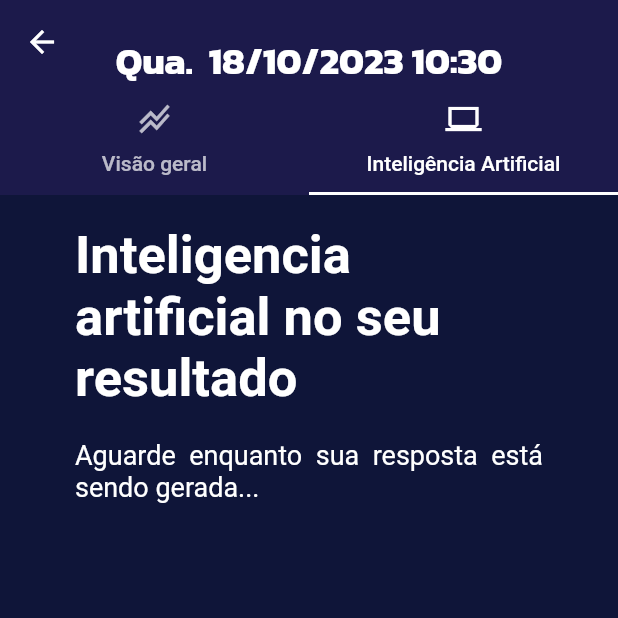
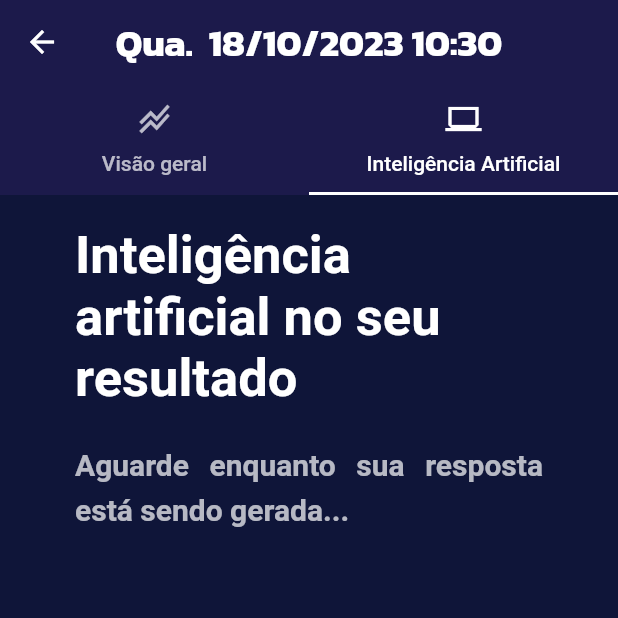
Before and after one commit to casertaPaulo/VitalAge, a Flutter app: the RegistroPage screen opened directly with empty values, tab 2 chosen, on a phone screen of 412 x 824 dp, the top half of it. Run offline on Flutter 3.47's test engine with Material 2 defaults, Android fonts, the phone set to English and light mode, and no system bars; our stand-ins replace cloud_firestore, firebase_auth, firebase_core, firebase_database, fl_chart, flutter_animate and 4 more; accounts and stored records are empty; network calls fail.

Commit message:
fix issues

```diff
--- a/lib/pages/add_batimentos_page.dart
+++ b/lib/pages/add_batimentos_page.dart
@@ -451,7 +451,7 @@ class _AddBatimentosPageState extends State<AddBatimentosPage>
                           builder: (context, scrollController) {
                             return Padding(
                               padding:
-                                  const EdgeInsets.symmetric(horizontal: 50),
+                                  const EdgeInsets.symmetric(horizontal: 10),
                               child: Container(
                                 decoration: const BoxDecoration(
                                   color: Colors.white,
--- a/lib/pages/onboarding_page.dart
+++ b/lib/pages/onboarding_page.dart
@@ -291,6 +291,7 @@ class _OnboardingPageState extends State<OnboardingPage> {
                           initialChildSize: 0.95,
                           minChildSize: 0.1,
                           maxChildSize: 0.95,
+                          snap: true,
                           builder: (context, scrollController) {
                             return Container(
                               decoration: const BoxDecoration(
--- a/lib/pages/registro_page.dart
+++ b/lib/pages/registro_page.dart
@@ -29,8 +29,8 @@ class _RegistroPageState extends State<RegistroPage> {
   @override
   void initState() {
     super.initState();
-    //   Provider.of<IAService>(context, listen: false).completeChat(
-    //       "De acordo com pesquisas, uma pessoa com ${widget.batimentos.batimentos} batimentos por minuto, com ${widget.batimentos.idade} anos de idade e do sexo ${widget.batimentos.isMale ? "Masculino" : "Feminino"}, está dentro do ideal ou não?");
+    Provider.of<IAService>(context, listen: false).completeChat(
+        "De acordo a American Heart Association, uma pessoa com ${widget.batimentos.batimentos} batimentos por minuto, com ${widget.batimentos.idade} anos de idade e do sexo ${widget.batimentos.isMale ? "Masculino" : "Feminino"}, está dentro do ideal ou não?");
   }
 
   @override
@@ -48,17 +48,12 @@ class _RegistroPageState extends State<RegistroPage> {
         appBar: AppBar(
           elevation: 0,
           backgroundColor: Theme.of(context).primaryColor,
-          title: Column(
-            children: [
-              Text(widget.uniqueKey),
-              Text(
-                '${DateFormat('E').format(widget.batimentos.dateTime).capitalizeFirst}  ${widget.batimentos.dateTime.day}/${widget.batimentos.dateTime.month}/${widget.batimentos.dateTime.year} ${widget.batimentos.dateTime.hour}:${widget.batimentos.dateTime.minute}',
-                style: const TextStyle(
-                  fontSize: 25,
-                  fontFamily: 'KanitBold',
-                ),
-              ),
-            ],
+          title: Text(
+            '${DateFormat('E').format(widget.batimentos.dateTime).capitalizeFirst}  ${widget.batimentos.dateTime.day}/${widget.batimentos.dateTime.month}/${widget.batimentos.dateTime.year} ${widget.batimentos.dateTime.hour}:${widget.batimentos.dateTime.minute}',
+            style: const TextStyle(
+              fontSize: 25,
+              fontFamily: 'KanitBold',
+            ),
           ),
           centerTitle: true,
           bottom: const TabBar(
@@ -325,9 +320,9 @@ class _RegistroPageState extends State<RegistroPage> {
                                 isRepeatingAnimation: false,
                                 animatedTexts: [
                                   TypewriterAnimatedText(
-                                      'Inteligencia artificial no seu resultado',
-                                      speed: const Duration(milliseconds: 100),
-                                      curve: Curves.bounceInOut),
+                                      'Inteligência artificial no seu resultado',
+                                      curve: Curves.linear,
+                                      speed: const Duration(milliseconds: 100)),
                                 ],
                               ),
                             ),
@@ -341,8 +336,10 @@ class _RegistroPageState extends State<RegistroPage> {
                                   value.resposta,
                                   textAlign: TextAlign.justify,
                                   style: const TextStyle(
-                                    color: Colors.white,
-                                    fontSize: 18,
+                                    color: Colors.white70,
+                                    fontSize: 20,
+                                    height: 1.5,
+                                    fontWeight: FontWeight.bold,
                                   ),
                                 );
                               },
--- a/lib/services/api_service.dart
+++ b/lib/services/api_service.dart
@@ -6,7 +6,7 @@ import 'package:http/http.dart' as http;
 class IAService extends ChangeNotifier {
   String resposta = "Aguarde enquanto sua resposta está sendo gerada...";
   Future<void> completeChat(String message) async {
-    const API_KEY = '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';
+    const API_KEY = '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';
     const MODEL = 'gpt-3.5-turbo';
     const URL = 'https://api.openai.com/v1/chat/completions';
 
@@ -22,7 +22,7 @@ class IAService extends ChangeNotifier {
           {'role': 'user', 'content': message},
         ],
         'temperature': 0.7,
-        'max_tokens': 200,
+        'max_tokens': 500,
       }),
     );
 
```
Also changed, not shown: lib/pages/perfil_page.dart (+29 -26 lines).
